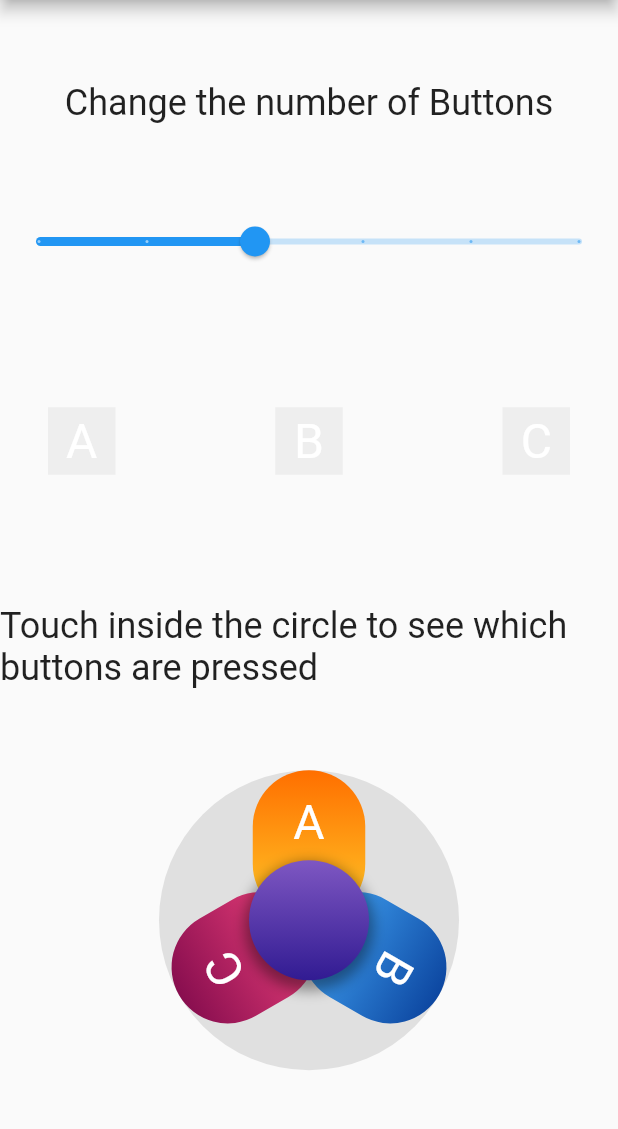
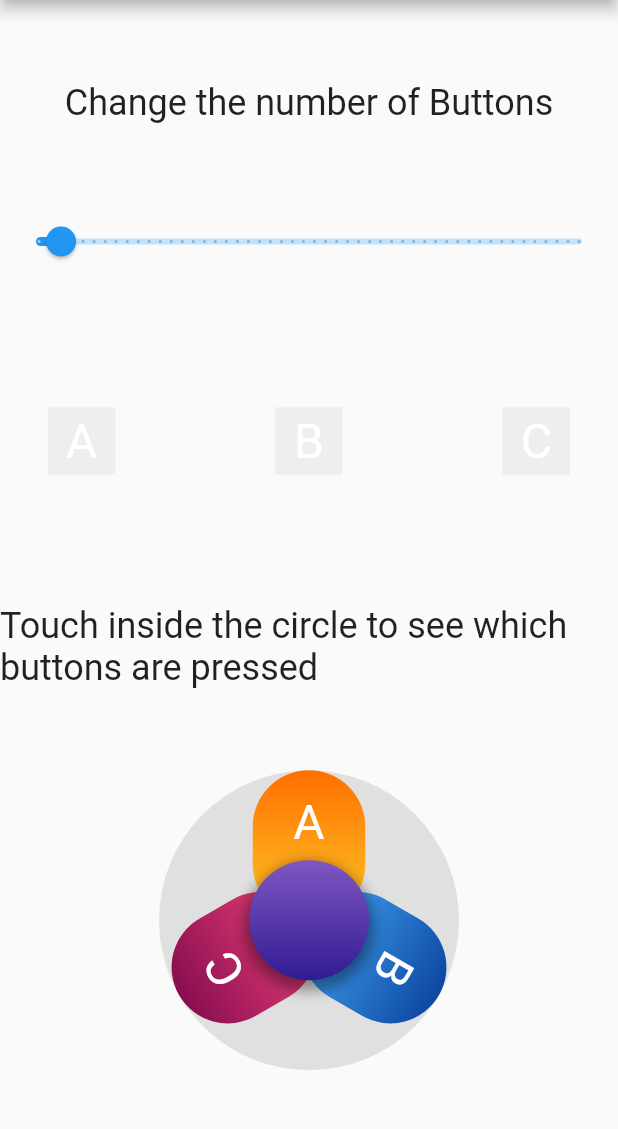
Before and after one commit to cybaker/flutter_joybuttons, a Flutter app: the screen it shows after launch, on a phone screen of 412 x 824 dp, the part 84-1213 px from its top. Run offline on Flutter 3.47's test engine with Material 2 defaults, Android fonts, the phone set to English and light mode, and no system bars.

Commit message:
Large number of buttons

```diff
--- a/example/lib/main.dart
+++ b/example/lib/main.dart
@@ -21,32 +21,6 @@ class JoyButtonsExampleApp extends StatelessWidget {
   }
 }
 
-class MainPage extends StatelessWidget {
-  const MainPage({Key? key}) : super(key: key);
-
-  @override
-  Widget build(BuildContext context) {
-    return SizedBox(
-      width: double.infinity,
-      child: Column(
-        mainAxisAlignment: MainAxisAlignment.center,
-        children: [
-          ElevatedButton(
-            onPressed: () {
-              Navigator.push(
-                context,
-                MaterialPageRoute(
-                    builder: (context) => const JoyButtonsExample()),
-              );
-            },
-            child: const Text('JoyButtons'),
-          ),
-        ],
-      ),
-    );
-  }
-}
-
 class JoyButtonsExample extends StatefulWidget {
   const JoyButtonsExample({Key? key}) : super(key: key);
 
@@ -59,16 +33,24 @@ class _JoyButtonsExampleState extends State<JoyButtonsExample> {
   double dimension = 45;
 
   double _numberOfButtons = 3;
+  final double _maxButtons = 50;
+
+  final _names = List.generate(26, (index) => String.fromCharCode(index+65));
+  final _colors = [
+    Colors.amber,
+    Colors.blue,
+    Colors.pink,
+    Colors.green,
+    Colors.red,
+    Colors.lime,
+  ];
 
   List<Widget> getButtons() {
-    return [
-      testButton("A", Colors.amber),
-      testButton("B", Colors.blue),
-      testButton("C", Colors.pink),
-      testButton("D", Colors.green),
-      testButton("E", Colors.red),
-      testButton("F", Colors.lime),
-    ];
+    return List.generate(_numberOfButtons.round(), (index) {
+      var name = _names[index % _names.length];
+      var color = _colors[index % _colors.length];
+      return testButton(name, color);
+    });
   }
 
   JoyButtonsButton testButton(String label, MaterialColor color) {
@@ -116,9 +98,9 @@ class _JoyButtonsExampleState extends State<JoyButtonsExample> {
                 style: TextStyle(fontSize: 24)),
             Slider(
               min: 1.0,
-              max: 6.0,
+              max: _maxButtons,
               value: _numberOfButtons,
-              divisions: 5,
+              divisions: (_maxButtons - 1.0).round(),
               label: '${_numberOfButtons.round()}',
               onChanged: (value) {
                 setState(() {
```
